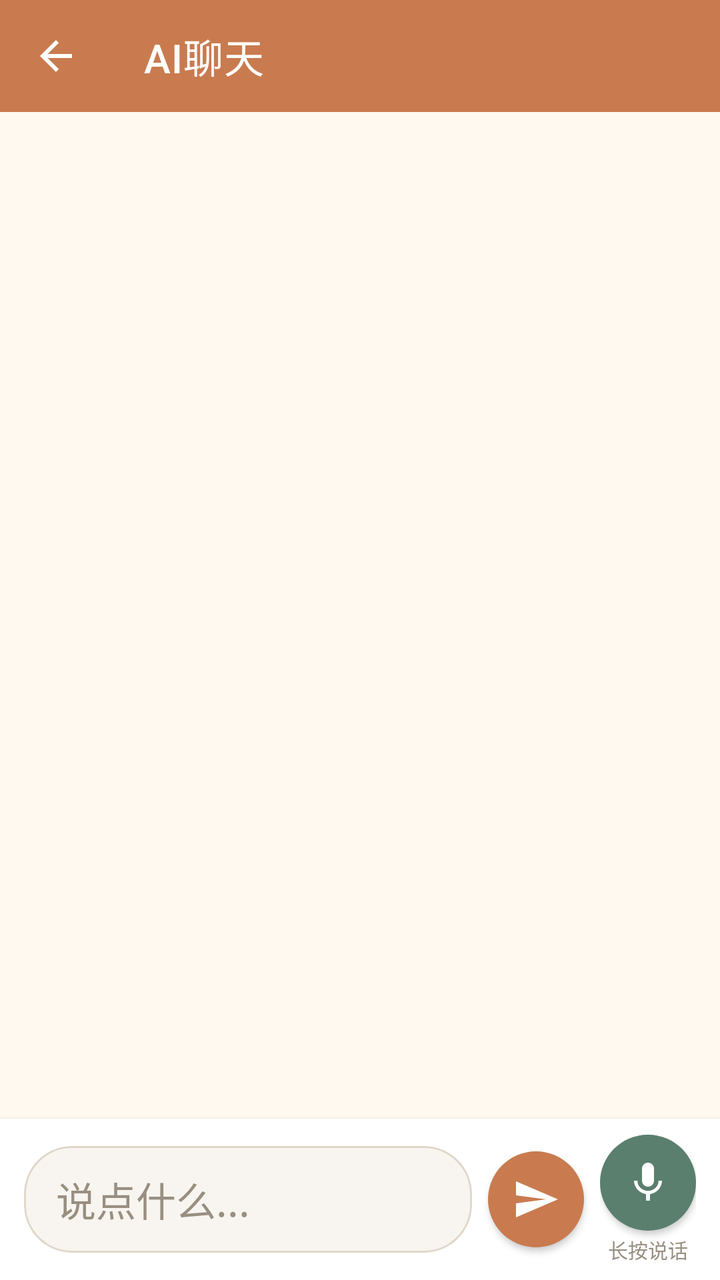
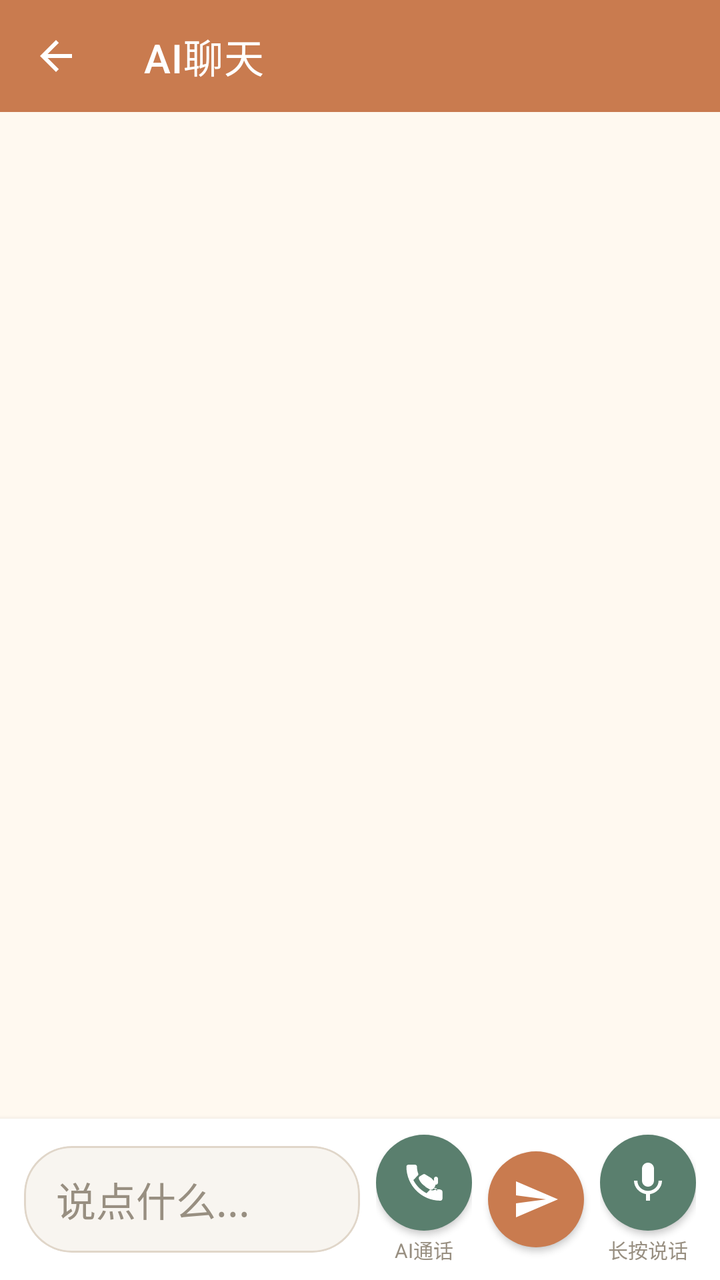

Before-and-after screenshots of an Android layout around one commit, followed by the original layout XML and the change that was made.
<!-- AndroidManifest.xml: application theme Theme.YinFuApp -->
<!-- res/layout/fragment_ai_chat.xml -->
<?xml version="1.0" encoding="utf-8"?>
<LinearLayout
    xmlns:android="http://schemas.android.com/apk/res/android"
    xmlns:app="http://schemas.android.com/apk/res-auto"
    android:layout_width="match_parent"
    android:layout_height="match_parent"
    android:orientation="vertical"
    android:background="@color/bg_page">

    <com.google.android.material.appbar.MaterialToolbar
        android:id="@+id/toolbar"
        android:layout_width="match_parent"
        android:layout_height="?attr/actionBarSize"
        android:background="@color/primary"
        app:navigationIcon="@drawable/back"
        app:navigationIconTint="@color/white"
        app:title="@string/ai_chat"
        app:titleTextColor="@color/white"/>

    <androidx.recyclerview.widget.RecyclerView
        android:id="@+id/chat_recycler_view"
        android:layout_width="match_parent"
        android:layout_height="0dp"
        android:layout_weight="1"
        android:paddingHorizontal="@dimen/spacing_md"
        android:paddingBottom="@dimen/spacing_sm"/>

    <LinearLayout
        android:layout_width="match_parent"
        android:layout_height="wrap_content"
        android:orientation="horizontal"
        android:paddingHorizontal="12dp"
        android:paddingVertical="8dp"
        android:background="@color/card_background"
        android:elevation="4dp"
        android:gravity="center_vertical">

        <com.google.android.material.card.MaterialCardView
            android:layout_width="0dp"
            android:layout_height="wrap_content"
            android:layout_weight="1"
            app:cardBackgroundColor="@color/bg_light"
            app:cardCornerRadius="24dp"
            app:cardElevation="0dp"
            app:strokeWidth="1dp"
            app:strokeColor="@color/border">

            <EditText
                android:id="@+id/message_input"
                android:layout_width="match_parent"
                android:layout_height="wrap_content"
                android:paddingHorizontal="16dp"
                android:paddingVertical="12dp"
                android:textSize="@dimen/font_size_md"
                android:textColor="@color/text_primary"
                android:textColorHint="@color/text_hint"
                android:hint="说点什么..."
                android:background="@android:color/transparent"
                android:inputType="textMultiLine"
                android:maxLines="4"
                android:minLines="1"/>

        </com.google.android.material.card.MaterialCardView>

        <com.google.android.material.button.MaterialButton
            android:id="@+id/send_button"
            android:layout_width="48dp"
            android:layout_height="48dp"
            android:layout_marginStart="8dp"
            android:insetTop="0dp"
            android:insetBottom="0dp"
            app:icon="@drawable/send_message"
            app:iconGravity="textStart"
            app:iconPadding="0dp"
            app:iconSize="24dp"
            app:backgroundTint="@color/primary"
            app:cornerRadius="24dp"/>

        <LinearLayout
            android:id="@+id/voice_button_container"
            android:layout_width="wrap_content"
            android:layout_height="wrap_content"
            android:layout_marginStart="8dp"
            android:orientation="vertical"
            android:gravity="center">

            <com.google.android.material.button.MaterialButton
                android:id="@+id/voice_button"
                android:layout_width="48dp"
                android:layout_height="48dp"
                android:insetTop="0dp"
                android:insetBottom="0dp"
                app:icon="@drawable/ic_mic"
                app:iconGravity="textStart"
                app:iconPadding="0dp"
                app:iconSize="24dp"
                app:backgroundTint="@color/secondary"
                app:cornerRadius="24dp"/>

            <TextView
                android:id="@+id/voice_hint"
                android:layout_width="wrap_content"
                android:layout_height="wrap_content"
                android:layout_marginTop="2dp"
                android:text="长按说话"
                android:textSize="10sp"
                android:textColor="@color/text_hint"
                android:visibility="visible"/>

        </LinearLayout>

    </LinearLayout>

</LinearLayout>
<!-- resources referenced by this layout -->
<resources>
  <color name="bg_light">#F8F5F0</color>
  <color name="bg_page">#FFF9F0</color>
  <color name="border">#E0D6C9</color>
  <color name="card_background">#FFFFFF</color>
  <color name="primary">#C97B4F</color>
  <color name="secondary">#5A7F6E</color>
  <color name="text_hint">#988F81</color>
  <color name="text_primary">#2D261E</color>
  <color name="white">#FFFFFF</color>
  <dimen name="font_size_md">20sp</dimen>
  <dimen name="spacing_md">20dp</dimen>
  <dimen name="spacing_sm">12dp</dimen>
  <!-- drawable back (drawable) -->
  <?xml version="1.0" encoding="utf-8"?>
  <vector xmlns:android="http://schemas.android.com/apk/res/android"
      android:width="24dp"
      android:height="24dp"
      android:viewportWidth="24"
      android:viewportHeight="24">
      <path
          android:fillColor="#FFFFFF"
          android:pathData="M20,11H7.83l5.59,-5.59L12,4l-8,8 8,8 1.41,-1.41L7.83,13H20v-2z"/>
  </vector>
  <!-- drawable ic_mic (drawable) -->
  <?xml version="1.0" encoding="utf-8"?>
  <vector xmlns:android="http://schemas.android.com/apk/res/android"
      android:width="24dp"
      android:height="24dp"
      android:viewportWidth="24"
      android:viewportHeight="24">
      <path
          android:fillColor="#FFFFFF"
          android:pathData="M12,14c1.66,0 2.99,-1.34 2.99,-3L15,5c0,-1.66 -1.34,-3 -3,-3S9,3.34 9,5v6c0,1.66 1.34,3 3,3zM17.3,11c0,3 -2.54,5.1 -5.3,5.1S6.7,14 6.7,11H5c0,3.41 2.72,6.23 6,6.72V21h2v-3.28c3.28,-0.48 6,-3.3 6,-6.72h-1.7z"/>
  </vector>
  <!-- drawable send_message (drawable) -->
  <?xml version="1.0" encoding="utf-8"?>
  <vector xmlns:android="http://schemas.android.com/apk/res/android"
      android:width="24dp"
      android:height="24dp"
      android:viewportWidth="24"
      android:viewportHeight="24">
      <path
          android:fillColor="#FFFFFF"
          android:pathData="M2.01,21L23,12 2.01,3 2,10l15,2 -15,2z"/>
  </vector>
  <string name="ai_chat">AI聊天</string>
  <color name="primary_dark">#B96B3F</color>
  <color name="accent">#B5544B</color>
  <!-- unchanged entries left out for length: 1 -->
</resources>

<!-- the commit's change to res/layout/fragment_ai_chat.xml (unified diff, before → after) -->
@@ -62,6 +62,39 @@
 
         </com.google.android.material.card.MaterialCardView>
 
+        <LinearLayout
+            android:id="@+id/call_button_container"
+            android:layout_width="wrap_content"
+            android:layout_height="wrap_content"
+            android:layout_marginStart="8dp"
+            android:orientation="vertical"
+            android:gravity="center">
+
+            <com.google.android.material.button.MaterialButton
+                android:id="@+id/call_button"
+                android:layout_width="48dp"
+                android:layout_height="48dp"
+                android:insetTop="0dp"
+                android:insetBottom="0dp"
+                app:icon="@drawable/ic_phone"
+                app:iconGravity="textStart"
+                app:iconPadding="0dp"
+                app:iconSize="24dp"
+                app:backgroundTint="@color/success"
+                app:cornerRadius="24dp"/>
+
+            <TextView
+                android:id="@+id/call_hint"
+                android:layout_width="wrap_content"
+                android:layout_height="wrap_content"
+                android:layout_marginTop="2dp"
+                android:text="AI通话"
+                android:textSize="10sp"
+                android:textColor="@color/text_hint"
+                android:visibility="visible"/>
+
+        </LinearLayout>
+
         <com.google.android.material.button.MaterialButton
             android:id="@+id/send_button"
             android:layout_width="48dp"
@@ -111,4 +144,42 @@
 
     </LinearLayout>
 
+    <LinearLayout
+        android:id="@+id/call_status_container"
+        android:layout_width="match_parent"
+        android:layout_height="wrap_content"
+        android:orientation="horizontal"
+        android:paddingHorizontal="16dp"
+        android:paddingVertical="12dp"
+        android:background="@color/success"
+        android:gravity="center"
+        android:visibility="gone">
+
+        <View
+            android:id="@+id/call_indicator"
+            android:layout_width="12dp"
+            android:layout_height="12dp"
+            android:background="@drawable/circle"/>
+
+        <TextView
+            android:id="@+id/call_status_text"
+            android:layout_width="wrap_content"
+            android:layout_height="wrap_content"
+            android:layout_marginStart="8dp"
+            android:text="通话中..."
+            android:textColor="@color/white"
+            android:textSize="14sp"/>
+
+        <com.google.android.material.button.MaterialButton
+            android:id="@+id/end_call_button"
+            android:layout_width="wrap_content"
+            android:layout_height="36dp"
+            android:layout_marginStart="16dp"
+            android:text="结束通话"
+            android:textSize="12sp"
+            app:backgroundTint="@color/danger"
+            app:cornerRadius="18dp"/>
+
+    </LinearLayout>
+
 </LinearLayout>
<!-- resource entries referenced after the edit -->
@@ -4,8 +4,10 @@
   <color name="bg_page">#FFF9F0</color>
   <color name="border">#E0D6C9</color>
   <color name="card_background">#FFFFFF</color>
+  <color name="danger">#B5544B</color>
   <color name="primary">#C97B4F</color>
   <color name="secondary">#5A7F6E</color>
+  <color name="success">#5A7F6E</color>
   <color name="text_hint">#988F81</color>
   <color name="text_primary">#2D261E</color>
   <color name="white">#FFFFFF</color>
@@ -23,6 +25,7 @@
           android:fillColor="#FFFFFF"
           android:pathData="M20,11H7.83l5.59,-5.59L12,4l-8,8 8,8 1.41,-1.41L7.83,13H20v-2z"/>
   </vector>
+  <!-- drawable circle: png bitmap (drawable, 2290 bytes) -->
   <!-- drawable ic_mic (drawable) -->
   <?xml version="1.0" encoding="utf-8"?>
   <vector xmlns:android="http://schemas.android.com/apk/res/android"
@@ -33,6 +36,17 @@
       <path
           android:fillColor="#FFFFFF"
           android:pathData="M12,14c1.66,0 2.99,-1.34 2.99,-3L15,5c0,-1.66 -1.34,-3 -3,-3S9,3.34 9,5v6c0,1.66 1.34,3 3,3zM17.3,11c0,3 -2.54,5.1 -5.3,5.1S6.7,14 6.7,11H5c0,3.41 2.72,6.23 6,6.72V21h2v-3.28c3.28,-0.48 6,-3.3 6,-6.72h-1.7z"/>
+  </vector>
+  <!-- drawable ic_phone (drawable) -->
+  <?xml version="1.0" encoding="utf-8"?>
+  <vector xmlns:android="http://schemas.android.com/apk/res/android"
+      android:width="24dp"
+      android:height="24dp"
+      android:viewportWidth="24"
+      android:viewportHeight="24">
+      <path
+          android:fillColor="#FFFFFF"
+          android:pathData="M20.01,15.38c-1.23,0 -2.42,-0.2 -3.53,-0.56 -0.35,-0.12 -0.74,-0.03 -1.02,0.24l-2.2,2.2c-2.83,-1.44 -5.15,-3.75 -6.59,-6.59l2.2,-2.21c0.28,-0.26 0.36,-0.65 0.25,-1C8.7,6.45 8.5,5.26 8.5,4c0,-0.55 -0.45,-1 -1,-1H4.21c-0.55,0 -1,0.45 -1,1 0,9.39 7.61,17 17,17 0.55,0 1,-0.45 1,-1v-3.49c0,-0.55 -0.45,-1 -1,-1zM19,12c0,0.55 -0.45,1 -1,1s-1,-0.45 -1,-1v-2c0,-0.55 0.45,-1 1,-1s1,0.45 1,1v2zM17.63,15.37c-0.49,0.49 -1.62,0.63 -2.24,0.29 -0.62,-0.34 -2.57,-1.49 -2.57,-1.49 -0.41,-0.41 -0.62,-0.97 -0.56,-1.53 0.06,-0.56 0.39,-1.05 0.88,-1.31l1.78,-1.07c0.47,-0.28 1.07,-0.2 1.45,0.19 0.38,0.39 1.38,1.28 1.38,2.43 0,1.14 -0.99,2.03 -1.37,2.38 -0.37,0.35 -1.05,0.35 -1.58,0.04 -0.53,-0.31 -1.93,-1.11 -3.33,-2.32 -1.4,-1.21 -2.01,-2.79 -2.01,-2.79 -0.17,-0.44 -0.04,-0.95 0.31,-1.29l1.78,-1.07c0.39,-0.23 0.9,-0.17 1.24,0.15l2.89,1.73c0.47,0.28 0.59,0.89 0.27,1.35 -0.32,0.46 -1.24,1.26 -2.24,1.95 -0.35,0.24 -0.5,0.66 -0.38,1.03 0.12,0.37 0.48,0.62 0.87,0.62l3.43,0c0.55,0 1,0.45 1,1 0,0.13 -0.02,0.25 -0.06,0.36z"/>
   </vector>
   <!-- drawable send_message (drawable) -->
   <?xml version="1.0" encoding="utf-8"?>
